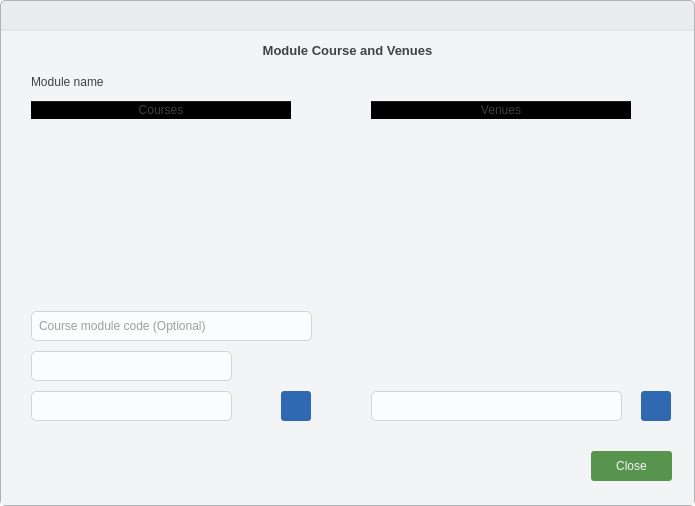
Before: the Qt Designer form ui/add_module_data_dialog.ui in takundafarakeza/Timetable_Generator, drawn with Qt 5.
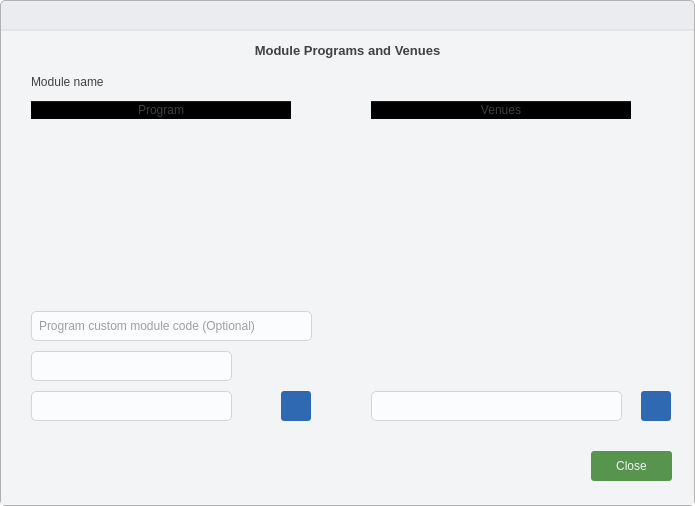
After: the same form once the commit is applied. Icons and pictures are not drawn.

```diff
--- a/ui/add_module_data_dialog.ui
+++ b/ui/add_module_data_dialog.ui
@@ -225,7 +225,7 @@
             <enum>QFrame::Shadow::Plain</enum>
            </property>
            <property name="text">
-            <string>Module Course and Venues</string>
+            <string>Module Programs and Venues</string>
            </property>
            <property name="textFormat">
             <enum>Qt::TextFormat::RichText</enum>
@@ -357,7 +357,7 @@
             </attribute>
             <column>
              <property name="text">
-              <string>Courses</string>
+              <string>Program</string>
              </property>
             </column>
            </widget>
@@ -516,7 +516,7 @@
              <string/>
             </property>
             <property name="placeholderText">
-             <string>Course module code (Optional)</string>
+             <string>Program custom module code (Optional)</string>
             </property>
            </widget>
           </widget>
```
